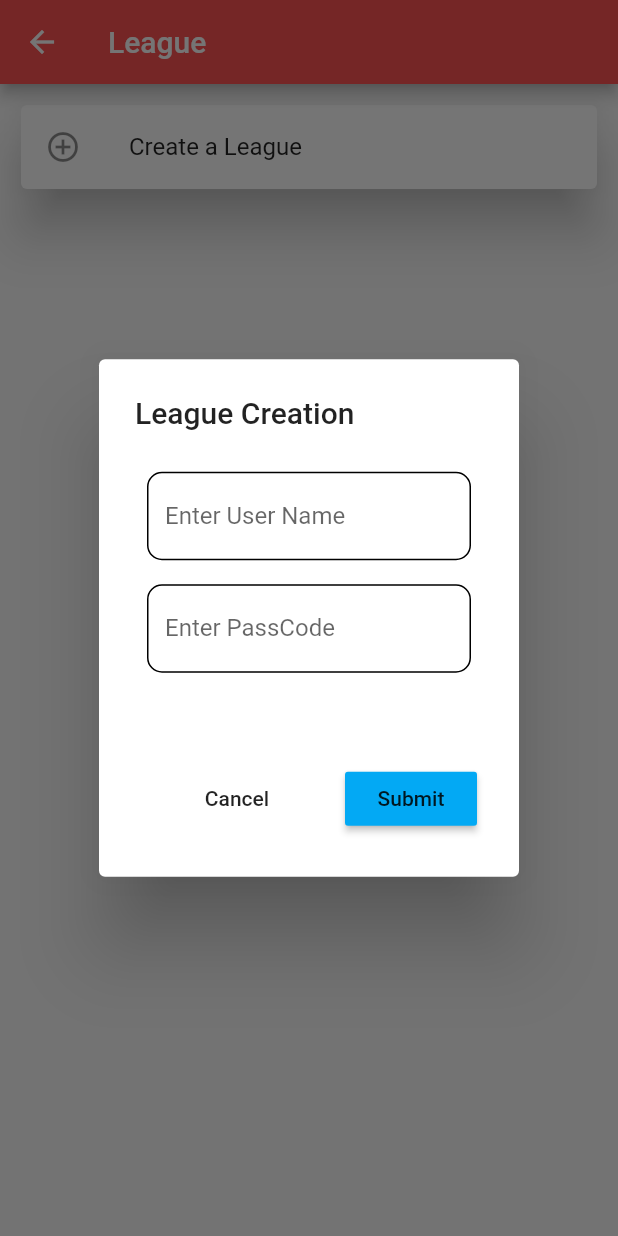
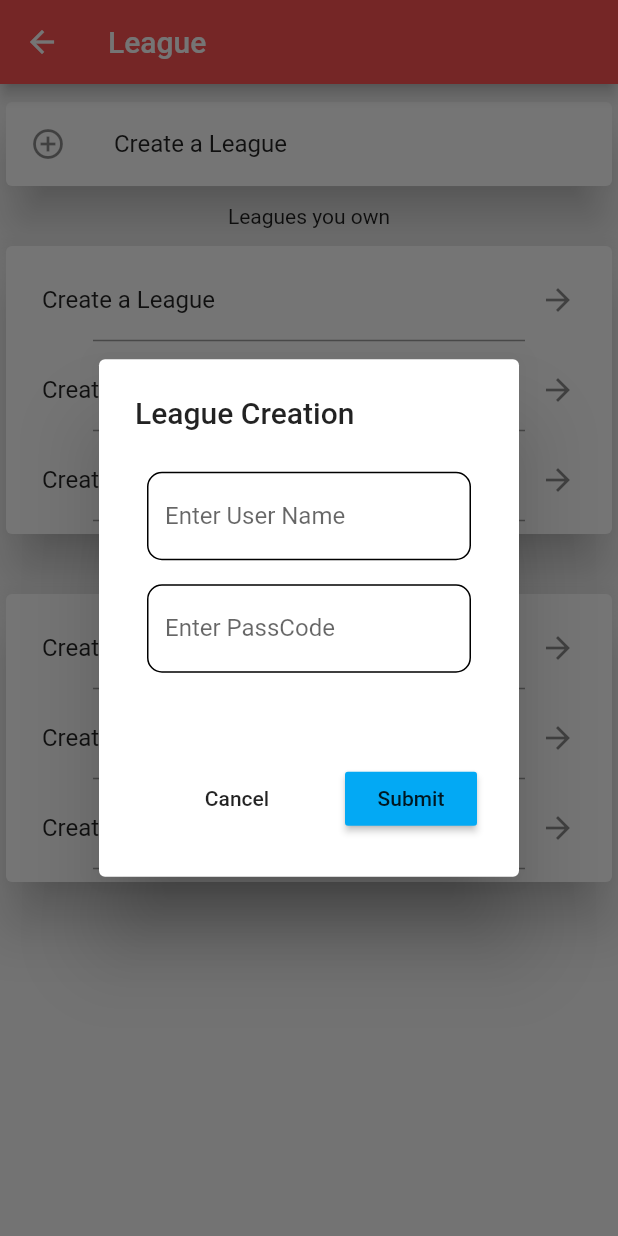
Before and after one commit to IrvinDelgado/pokemon-league, a Flutter app: the LeagueList screen opened directly, after a tap on "Create a League", on a phone screen of 412 x 824 dp. Run offline on Flutter 3.47's test engine with Material 2 defaults, Android fonts, the phone set to English and light mode, and no system bars; our stand-ins replace cloud_firestore, firebase_auth, firebase_core, flutter_signin_button, splashscreen; accounts and stored records are empty.

Commit message:
adding league apis

```diff
--- a/lib/components/api.dart
+++ b/lib/components/api.dart
@@ -7,6 +7,8 @@ import 'package:pokemon_league/screens/home.dart';
 FirebaseFirestore firestoreInstance = FirebaseFirestore.instance;
 FirebaseAuth firebaseAuth = FirebaseAuth.instance;
 
+// USER AUTH APIS
+
 // Create User
 void createUser(userUID, showDownUserName, context) {
   firestoreInstance.collection("users").doc(userUID).set({
@@ -15,6 +17,7 @@ void createUser(userUID, showDownUserName, context) {
     "showDownUserName": showDownUserName,
     "teamName": "teamName",
     "wins": 0,
+    "leaguesIn": [],
   }).then((res) {
     Navigator.pushReplacement(
         context,
@@ -29,7 +32,6 @@ Future<void> signOut(context) async {
       Navigator.pushNamedAndRemoveUntil(context, "/signup", (r) => false));
 }
 
-// GET list of pokemon of user
 void usersPokemon() {
   firestoreInstance
       .collection("users")
@@ -38,11 +40,31 @@ void usersPokemon() {
       .then((value) => print(value.data()["pokemonTeam"]));
 }
 
-// Create a League
+// League APIS
 
 void createLeague(leagueName, passcode) {
   firestoreInstance.collection("leagues").add({
     "name": leagueName,
     "passcode": passcode,
-  }).then((value) => print(value.id));
+    "creator": firebaseAuth.currentUser.uid,
+  }).then((value) => addLeagueToUser(value.id));
 }
+
+void addLeagueToUser(leagueUID) {
+  firestoreInstance
+      .collection("users")
+      .doc(firebaseAuth.currentUser.uid)
+      .update({
+    "leaguesIn": FieldValue.arrayUnion([leagueUID])
+  });
+}
+
+void getUserData() {
+  firestoreInstance
+      .collection("users")
+      .doc(firebaseAuth.currentUser.uid)
+      .get()
+      .then((value) {
+    print(value.data());
+  });
+}
--- a/lib/screens/leagues.dart
+++ b/lib/screens/leagues.dart
@@ -9,18 +9,33 @@ class LeagueList extends StatefulWidget {
 
 class _LeagueListState extends State<LeagueList> {
   final _formKey = GlobalKey<FormState>();
-
+  final userData = getUserData();
   @override
   Widget build(BuildContext context) {
     return Scaffold(
         appBar: AppBar(
           title: Text("League"),
         ),
-      body: Center(
+        body: SingleChildScrollView(
+          child: Center(
             child: Column(
-          children: [
-            Padding(
-              padding: EdgeInsets.all(10.0),
+              children: <Widget>[
+                _createLeagueTile(context, _formKey),
+                Text("Leagues you own"),
+                _leaguesOwned(),
+                Text("Leagues you participate in"),
+                _leaguesOwned(),
+              ],
+            ),
+          ),
+        ));
+  }
+}
+
+// CREATION OF LEAGUE
+Widget _createLeagueTile(context, _formKey) {
+  return Padding(
+    padding: EdgeInsets.fromLTRB(0, 8.0, 0, 8.0),
     child: Container(
       child: Card(
         elevation: 15,
@@ -41,12 +56,7 @@ class _LeagueListState extends State<LeagueList> {
         ),
       ),
     ),
-            ),
-          ],
-        ),
-      ),
   );
-  }
 }
 
 Future _createLeagueDialogue(context, _formKey) {
@@ -136,3 +146,41 @@ Future _createLeagueDialogue(context, _formKey) {
     },
   );
 }
+
+Widget _leaguesOwned() {
+  return Padding(
+      padding: EdgeInsets.fromLTRB(0, 8.0, 0, 8.0),
+      child: Container(
+        height: 200,
+        child: Card(
+          elevation: 15,
+          child: ListView.separated(
+            padding: const EdgeInsets.all(8),
+            itemCount: 6,
+            itemBuilder: (BuildContext context, int index) {
+              return Container(
+                height: 50,
+                child: Center(
+                  child: InkWell(
+                    splashColor: Colors.blue.withAlpha(30),
+                    onTap: () {},
+                    child: const ListTile(
+                      title: Text('Create a League'),
+                      trailing: Icon(Icons.arrow_forward),
+                    ),
+                  ),
+                ),
+              );
+            },
+            separatorBuilder: (BuildContext context, int index) =>
+                const Divider(
+              color: Colors.grey,
+              height: 10,
+              thickness: 1,
+              indent: 50,
+              endIndent: 50,
+            ),
+          ),
+        ),
+      ));
+}
```
Lines whose indentation alone changed are shown as unchanged.
